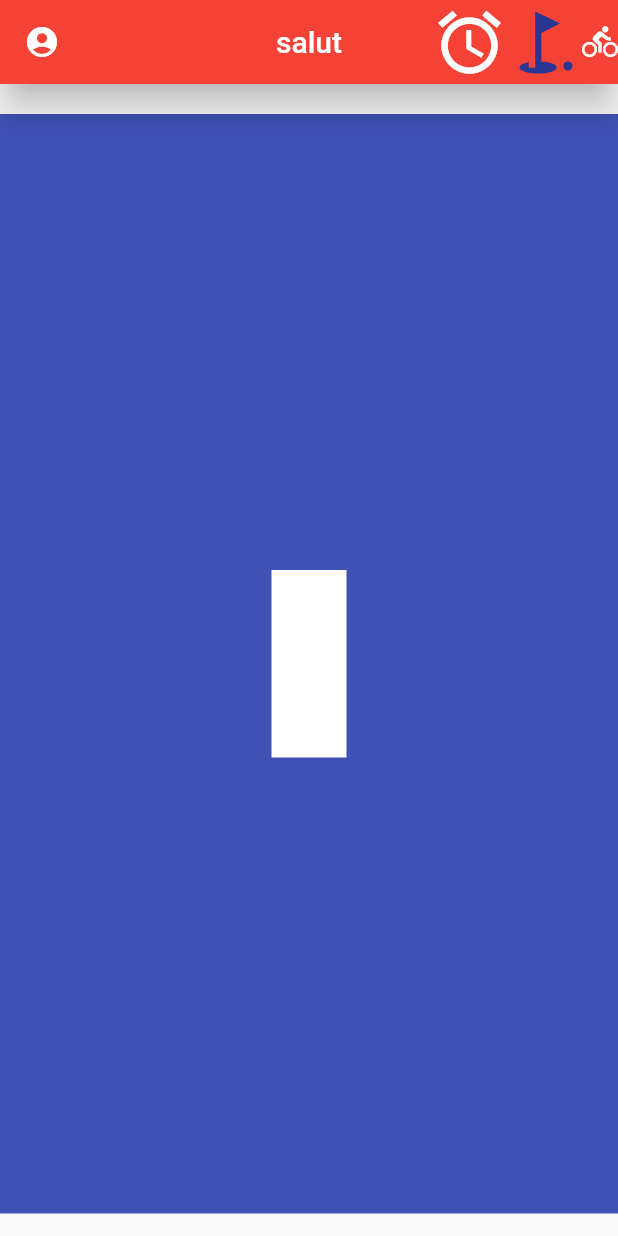
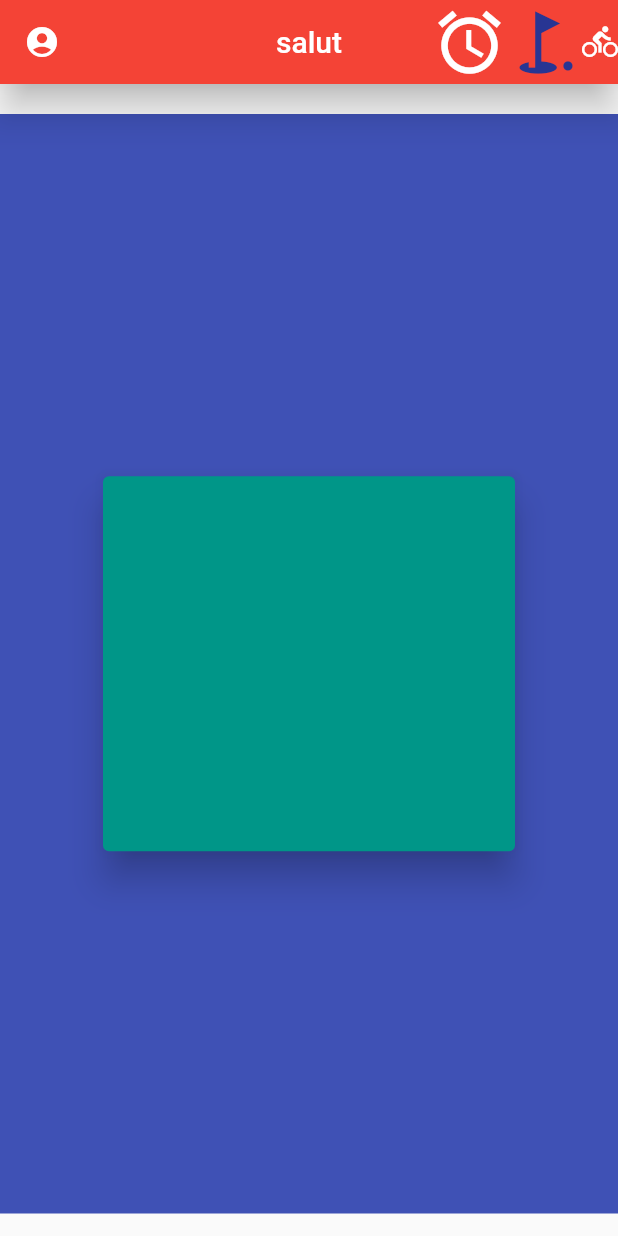
Before and after one commit to EvaWayJ/monPremierFlutter, a Flutter app: the screen it shows after launch, on a phone screen of 412 x 824 dp. Run offline on Flutter 3.47's test engine with Material 2 defaults, Android fonts, the phone set to English and light mode, and no system bars.

Commit message:
Création d'un Scaffold - La Card (Dialogue)

```diff
--- a/mon_premier_flutter/lib/main.dart
+++ b/mon_premier_flutter/lib/main.dart
@@ -49,13 +49,16 @@ class _Home extends State<Home>{
         //width: MediaQuery.of(context).size.width /3,
         margin: EdgeInsets.only(top: 20.0, bottom: 15.0),
         child: new Center(
-          child: new Container(
-            width: 50.0,
-            height: 125.0,
-            color: Colors.white,
+          child: new Card(
+            elevation: 10.0,
+            color: Colors.teal,
+            child: new Container(
+              width: MediaQuery.of(context).size.width/1.5,
+              height: 250.0,
+            ),
+          )
           ),
         ),
       ),
-
     );
   }}
```
